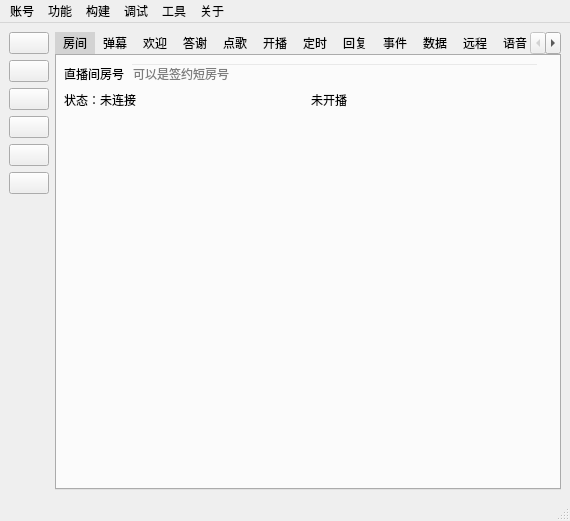
The window that mainwindow/mainwindow.ui (iwxyi/Bilibili-MagicalDanmaku) describes before a commit, drawn with Qt 5.
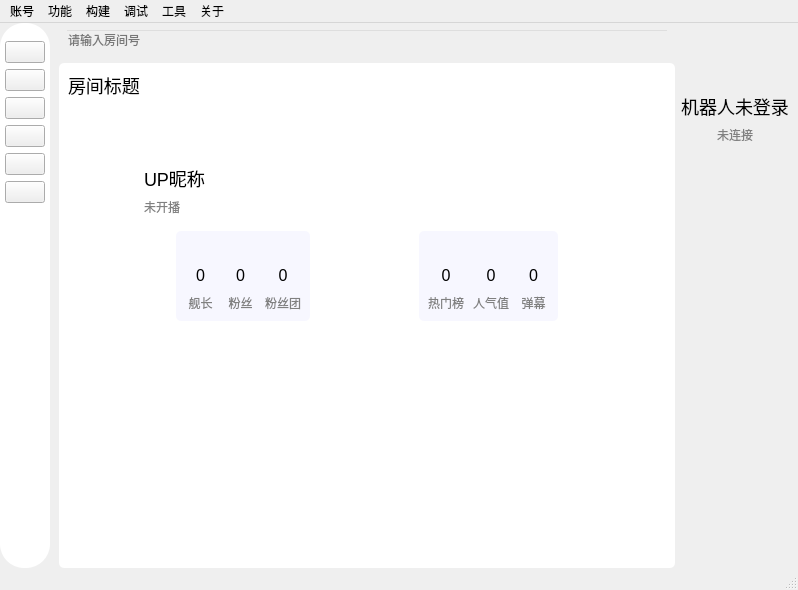
The same window after the commit. Icons and pictures are not drawn. Custom widgets are drawn as their Qt base class.

Commit message: 重构GUI界面1

What changed in the file:
```diff
--- a/mainwindow/mainwindow.ui
+++ b/mainwindow/mainwindow.ui
@@ -6,8 +6,8 @@
    <rect>
     <x>0</x>
     <y>0</y>
-    <width>570</width>
-    <height>521</height>
+    <width>798</width>
+    <height>590</height>
    </rect>
   </property>
   <property name="windowTitle">
@@ -17,15 +17,56 @@
    <iconset resource="../resources/resource.qrc">
     <normaloff>:/icons/star</normaloff>:/icons/star</iconset>
   </property>
+  <property name="styleSheet">
+   <string notr="true"/>
+  </property>
   <widget class="QWidget" name="centralwidget">
+   <property name="styleSheet">
+    <string notr="true">#centralWidget
+{
+	background: #f7f7ff;
+}</string>
+   </property>
    <layout class="QHBoxLayout" name="horizontalLayout_10">
+    <property name="spacing">
+     <number>0</number>
+    </property>
+    <property name="leftMargin">
+     <number>0</number>
+    </property>
+    <property name="topMargin">
+     <number>0</number>
+    </property>
+    <property name="rightMargin">
+     <number>0</number>
+    </property>
+    <property name="bottomMargin">
+     <number>0</number>
+    </property>
     <item>
-     <layout class="QVBoxLayout" name="verticalLayout">
+     <widget class="QWidget" name="sideBarWidget" native="true">
+      <property name="styleSheet">
+       <string notr="true">#sideBarWidget
+{
+	background: white;
+	border-radius: 24px;
+}</string>
+      </property>
+      <layout class="QVBoxLayout" name="verticalLayout_28">
       <property name="spacing">
        <number>6</number>
       </property>
       <property name="leftMargin">
-       <number>0</number>
+        <number>5</number>
+       </property>
+       <property name="topMargin">
+        <number>18</number>
+       </property>
+       <property name="rightMargin">
+        <number>5</number>
+       </property>
+       <property name="bottomMargin">
+        <number>18</number>
       </property>
       <item>
        <widget class="InteractiveButtonBase" name="roomPageButton">
@@ -101,6 +142,671 @@
         <property name="sizeHint" stdset="0">
          <size>
           <width>20</width>
+           <height>330</height>
+          </size>
+         </property>
+        </spacer>
+       </item>
+      </layout>
+     </widget>
+    </item>
+    <item>
+     <widget class="QStackedWidget" name="stackedWidget">
+      <property name="currentIndex">
+       <number>0</number>
+      </property>
+      <widget class="QWidget" name="roomPage">
+       <layout class="QHBoxLayout" name="horizontalLayout_65">
+        <property name="leftMargin">
+         <number>9</number>
+        </property>
+        <property name="topMargin">
+         <number>0</number>
+        </property>
+        <property name="rightMargin">
+         <number>9</number>
+        </property>
+        <property name="bottomMargin">
+         <number>0</number>
+        </property>
+        <item>
+         <layout class="QVBoxLayout" name="verticalLayout">
+          <property name="leftMargin">
+           <number>0</number>
+          </property>
+          <item>
+           <layout class="QHBoxLayout" name="horizontalLayout_59">
+            <property name="leftMargin">
+             <number>6</number>
+            </property>
+            <property name="topMargin">
+             <number>6</number>
+            </property>
+            <property name="rightMargin">
+             <number>6</number>
+            </property>
+            <property name="bottomMargin">
+             <number>6</number>
+            </property>
+            <item>
+             <widget class="QLineEdit" name="roomIdEdit">
+              <property name="styleSheet">
+               <string notr="true">QLineEdit
+{
+	background: transparent;
+}</string>
+              </property>
+              <property name="text">
+               <string/>
+              </property>
+              <property name="placeholderText">
+               <string>请输入房间号</string>
+              </property>
+             </widget>
+            </item>
+           </layout>
+          </item>
+          <item>
+           <widget class="QWidget" name="roomInfoMainWidget" native="true">
+            <property name="minimumSize">
+             <size>
+              <width>128</width>
+              <height>128</height>
+             </size>
+            </property>
+            <property name="styleSheet">
+             <string notr="true">#roomInfoMainWidget
+{
+	background: white;
+	border-radius: 5px;
+}</string>
+            </property>
+            <layout class="QVBoxLayout" name="verticalLayout_29">
+             <item>
+              <widget class="QLabel" name="roomNameLabel">
+               <property name="styleSheet">
+                <string notr="true">font-size: 18px;</string>
+               </property>
+               <property name="text">
+                <string>房间标题</string>
+               </property>
+              </widget>
+             </item>
+             <item>
+              <widget class="QLabel" name="roomCoverLabel">
+               <property name="minimumSize">
+                <size>
+                 <width>128</width>
+                 <height>24</height>
+                </size>
+               </property>
+               <property name="styleSheet">
+                <string notr="true"/>
+               </property>
+               <property name="text">
+                <string/>
+               </property>
+               <property name="scaledContents">
+                <bool>false</bool>
+               </property>
+              </widget>
+             </item>
+             <item>
+              <widget class="QLabel" name="roomCoverSpacingLabel">
+               <property name="minimumSize">
+                <size>
+                 <width>128</width>
+                 <height>24</height>
+                </size>
+               </property>
+               <property name="styleSheet">
+                <string notr="true"/>
+               </property>
+               <property name="text">
+                <string/>
+               </property>
+               <property name="scaledContents">
+                <bool>false</bool>
+               </property>
+              </widget>
+             </item>
+             <item>
+              <layout class="QHBoxLayout" name="upNameHLayout">
+               <item>
+                <widget class="QLabel" name="upHeaderLabel">
+                 <property name="minimumSize">
+                  <size>
+                   <width>32</width>
+                   <height>32</height>
+                  </size>
+                 </property>
+                 <property name="styleSheet">
+                  <string notr="true"/>
+                 </property>
+                 <property name="text">
+                  <string/>
+                 </property>
+                 <property name="scaledContents">
+                  <bool>true</bool>
+                 </property>
+                 <property name="alignment">
+                  <set>Qt::AlignCenter</set>
+                 </property>
+                </widget>
+               </item>
+               <item>
+                <widget class="QLabel" name="upHeaderSpacingLabel">
+                 <property name="minimumSize">
+                  <size>
+                   <width>32</width>
+                   <height>32</height>
+                  </size>
+                 </property>
+                 <property name="styleSheet">
+                  <string notr="true"/>
+                 </property>
+                 <property name="text">
+                  <string/>
+                 </property>
+                 <property name="scaledContents">
+                  <bool>true</bool>
+                 </property>
+                 <property name="alignment">
+                  <set>Qt::AlignCenter</set>
+                 </property>
+                </widget>
+               </item>
+               <item>
+                <layout class="QVBoxLayout" name="verticalLayout_17">
+                 <item>
+                  <widget class="QLabel" name="upNameLabel">
+                   <property name="styleSheet">
+                    <string notr="true">font-size: 18px;</string>
+                   </property>
+                   <property name="text">
+                    <string>UP昵称</string>
+                   </property>
+                   <property name="alignment">
+                    <set>Qt::AlignLeading|Qt::AlignLeft|Qt::AlignVCenter</set>
+                   </property>
+                  </widget>
+                 </item>
+                 <item>
+                  <widget class="QLabel" name="popularityLabel">
+                   <property name="styleSheet">
+                    <string notr="true">color: gray;</string>
+                   </property>
+                   <property name="text">
+                    <string>未开播</string>
+                   </property>
+                  </widget>
+                 </item>
+                </layout>
+               </item>
+               <item>
+                <spacer name="horizontalSpacer_33">
+                 <property name="orientation">
+                  <enum>Qt::Horizontal</enum>
+                 </property>
+                 <property name="sizeHint" stdset="0">
+                  <size>
+                   <width>40</width>
+                   <height>20</height>
+                  </size>
+                 </property>
+                </spacer>
+               </item>
+              </layout>
+             </item>
+             <item>
+              <layout class="QHBoxLayout" name="horizontalLayout_64">
+               <property name="spacing">
+                <number>9</number>
+               </property>
+               <property name="leftMargin">
+                <number>9</number>
+               </property>
+               <property name="topMargin">
+                <number>9</number>
+               </property>
+               <property name="rightMargin">
+                <number>9</number>
+               </property>
+               <property name="bottomMargin">
+                <number>9</number>
+               </property>
+               <item>
+                <spacer name="horizontalSpacer_37">
+                 <property name="orientation">
+                  <enum>Qt::Horizontal</enum>
+                 </property>
+                 <property name="sizeHint" stdset="0">
+                  <size>
+                   <width>2</width>
+                   <height>20</height>
+                  </size>
+                 </property>
+                </spacer>
+               </item>
+               <item>
+                <widget class="QWidget" name="guardCountWidget" native="true">
+                 <property name="styleSheet">
+                  <string notr="true">#guardCountWidget
+{
+	background: #f7f7ff;
+	border: none;
+	border-radius: 5px;
+}</string>
+                 </property>
+                 <layout class="QVBoxLayout" name="verticalLayout_22">
+                  <item>
+                   <layout class="QHBoxLayout" name="horizontalLayout_61">
+                    <item>
+                     <widget class="QLabel" name="label">
+                      <property name="minimumSize">
+                       <size>
+                        <width>16</width>
+                        <height>16</height>
+                       </size>
+                      </property>
+                      <property name="maximumSize">
+                       <size>
+                        <width>24</width>
+                        <height>24</height>
+                       </size>
+                      </property>
+                      <property name="styleSheet">
+                       <string notr="true">border-image:url(:/icons/sailor);
+background-position:center;
+background-repeat:none;</string>
+                      </property>
+                      <property name="text">
+                       <string/>
+                      </property>
+                      <property name="scaledContents">
+                       <bool>false</bool>
+                      </property>
+                     </widget>
+                    </item>
+                    <item>
+                     <spacer name="horizontalSpacer_32">
+                      <property name="orientation">
+                       <enum>Qt::Horizontal</enum>
+                      </property>
+                      <property name="sizeHint" stdset="0">
+                       <size>
+                        <width>40</width>
+                        <height>20</height>
+                       </size>
+                      </property>
+                     </spacer>
+                    </item>
+                   </layout>
+                  </item>
+                  <item>
+                   <layout class="QHBoxLayout" name="horizontalLayout_57">
+                    <property name="spacing">
+                     <number>9</number>
+                    </property>
+                    <item>
+                     <layout class="QVBoxLayout" name="verticalLayout_18">
+                      <item>
+                       <widget class="QLabel" name="guardCountLabel">
+                        <property name="styleSheet">
+                         <string notr="true">font-size: 16px;</string>
+                        </property>
+                        <property name="text">
+                         <string>0</string>
+                        </property>
+                        <property name="alignment">
+                         <set>Qt::AlignCenter</set>
+                        </property>
+                       </widget>
+                      </item>
+                      <item>
+                       <widget class="QLabel" name="guardCountTextLabel">
+                        <property name="styleSheet">
+                         <string notr="true">color: gray;</string>
+                        </property>
+                        <property name="text">
+                         <string> 舰长 </string>
+                        </property>
+                        <property name="alignment">
+                         <set>Qt::AlignCenter</set>
+                        </property>
+                       </widget>
+                      </item>
+                     </layout>
+                    </item>
+                    <item>
+                     <layout class="QVBoxLayout" name="verticalLayout_19">
+                      <item>
+                       <widget class="QLabel" name="fansCountLabel">
+                        <property name="styleSheet">
+                         <string notr="true">font-size: 16px;</string>
+                        </property>
+                        <property name="text">
+                         <string>0</string>
+                        </property>
+                        <property name="alignment">
+                         <set>Qt::AlignCenter</set>
+                        </property>
+                       </widget>
+                      </item>
+                      <item>
+                       <widget class="QLabel" name="fansCountTextLabel">
+                        <property name="styleSheet">
+                         <string notr="true">color: gray;</string>
+                        </property>
+                        <property name="text">
+                         <string> 粉丝 </string>
+                        </property>
+                        <property name="alignment">
+                         <set>Qt::AlignCenter</set>
+                        </property>
+                       </widget>
+                      </item>
+                     </layout>
+                    </item>
+                    <item>
+                     <layout class="QVBoxLayout" name="verticalLayout_23">
+                      <item>
+                       <widget class="QLabel" name="fansClubCountLabel">
+                        <property name="styleSheet">
+                         <string notr="true">font-size: 16px;</string>
+                        </property>
+                        <property name="text">
+                         <string>0</string>
+                        </property>
+                        <property name="alignment">
+                         <set>Qt::AlignCenter</set>
+                        </property>
+                       </widget>
+                      </item>
+                      <item>
+                       <widget class="QLabel" name="fansClubCountTextLabel">
+                        <property name="styleSheet">
+                         <string notr="true">color: gray;</string>
+                        </property>
+                        <property name="text">
+                         <string>粉丝团</string>
+                        </property>
+                        <property name="alignment">
+                         <set>Qt::AlignCenter</set>
+                        </property>
+                       </widget>
+                      </item>
+                     </layout>
+                    </item>
+                   </layout>
+                  </item>
+                 </layout>
+                </widget>
+               </item>
+               <item>
+                <spacer name="horizontalSpacer_36">
+                 <property name="orientation">
+                  <enum>Qt::Horizontal</enum>
+                 </property>
+                 <property name="sizeHint" stdset="0">
+                  <size>
+                   <width>2</width>
+                   <height>20</height>
+                  </size>
+                 </property>
+                </spacer>
+               </item>
+               <item>
+                <widget class="QWidget" name="hotCountWidget" native="true">
+                 <property name="styleSheet">
+                  <string notr="true">#hotCountWidget
+{
+	background: #f7f7ff;
+	border: none;
+	border-radius: 5px;
+}</string>
+                 </property>
+                 <layout class="QVBoxLayout" name="verticalLayout_24">
+                  <item>
+                   <layout class="QHBoxLayout" name="horizontalLayout_62">
+                    <item>
+                     <widget class="QLabel" name="label_3">
+                      <property name="minimumSize">
+                       <size>
+                        <width>16</width>
+                        <height>16</height>
+                       </size>
+                      </property>
+                      <property name="maximumSize">
+                       <size>
+                        <width>24</width>
+                        <height>24</height>
+                       </size>
+                      </property>
+                      <property name="styleSheet">
+                       <string notr="true">border-image:url(:/icons/hot);
+background-position:center;
+background-repeat:none;</string>
+                      </property>
+                      <property name="text">
+                       <string/>
+                      </property>
+                      <property name="scaledContents">
+                       <bool>false</bool>
+                      </property>
+                     </widget>
+                    </item>
+                    <item>
+                     <spacer name="horizontalSpacer_34">
+                      <property name="orientation">
+                       <enum>Qt::Horizontal</enum>
+                      </property>
+                      <property name="sizeHint" stdset="0">
+                       <size>
+                        <width>40</width>
+                        <height>20</height>
+                       </size>
+                      </property>
+                     </spacer>
+                    </item>
+                   </layout>
+                  </item>
+                  <item>
+                   <layout class="QHBoxLayout" name="horizontalLayout_63">
+                    <property name="spacing">
+                     <number>9</number>
+                    </property>
+                    <item>
+                     <layout class="QVBoxLayout" name="verticalLayout_25">
+                      <item>
+                       <widget class="QLabel" name="roomRankLabel">
+                        <property name="styleSheet">
+                         <string notr="true">font-size: 16px;</string>
+                        </property>
+                        <property name="text">
+                         <string>0</string>
+                        </property>
+                        <property name="alignment">
+                         <set>Qt::AlignCenter</set>
+                        </property>
+                       </widget>
+                      </item>
+                      <item>
+                       <widget class="QLabel" name="guardCountTextLabel_2">
+                        <property name="styleSheet">
+                         <string notr="true">color: gray;</string>
+                        </property>
+                        <property name="text">
+                         <string>热门榜</string>
+                        </property>
+                        <property name="alignment">
+                         <set>Qt::AlignCenter</set>
+                        </property>
+                       </widget>
+                      </item>
+                     </layout>
+                    </item>
+                    <item>
+                     <layout class="QVBoxLayout" name="verticalLayout_26">
+                      <item>
+                       <widget class="QLabel" name="fansCountLabel_2">
+                        <property name="styleSheet">
+                         <string notr="true">font-size: 16px;</string>
+                        </property>
+                        <property name="text">
+                         <string>0</string>
+                        </property>
+                        <property name="alignment">
+                         <set>Qt::AlignCenter</set>
+                        </property>
+                       </widget>
+                      </item>
+                      <item>
+                       <widget class="QLabel" name="fansCountTextLabel_2">
+                        <property name="styleSheet">
+                         <string notr="true">color: gray;</string>
+                        </property>
+                        <property name="text">
+                         <string>人气值</string>
+                        </property>
+                        <property name="alignment">
+                         <set>Qt::AlignCenter</set>
+                        </property>
+                       </widget>
+                      </item>
+                     </layout>
+                    </item>
+                    <item>
+                     <layout class="QVBoxLayout" name="verticalLayout_27">
+                      <item>
+                       <widget class="QLabel" name="fansClubCountLabel_2">
+                        <property name="styleSheet">
+                         <string notr="true">font-size: 16px;</string>
+                        </property>
+                        <property name="text">
+                         <string>0</string>
+                        </property>
+                        <property name="alignment">
+                         <set>Qt::AlignCenter</set>
+                        </property>
+                       </widget>
+                      </item>
+                      <item>
+                       <widget class="QLabel" name="fansClubCountTextLabel_2">
+                        <property name="styleSheet">
+                         <string notr="true">color: gray;</string>
+                        </property>
+                        <property name="text">
+                         <string> 弹幕 </string>
+                        </property>
+                        <property name="alignment">
+                         <set>Qt::AlignCenter</set>
+                        </property>
+                       </widget>
+                      </item>
+                     </layout>
+                    </item>
+                   </layout>
+                  </item>
+                 </layout>
+                </widget>
+               </item>
+               <item>
+                <spacer name="horizontalSpacer_35">
+                 <property name="orientation">
+                  <enum>Qt::Horizontal</enum>
+                 </property>
+                 <property name="sizeHint" stdset="0">
+                  <size>
+                   <width>2</width>
+                   <height>20</height>
+                  </size>
+                 </property>
+                </spacer>
+               </item>
+              </layout>
+             </item>
+             <item>
+              <spacer name="verticalSpacer_12">
+               <property name="orientation">
+                <enum>Qt::Vertical</enum>
+               </property>
+               <property name="sizeHint" stdset="0">
+                <size>
+                 <width>20</width>
+                 <height>246</height>
+                </size>
+               </property>
+              </spacer>
+             </item>
+            </layout>
+           </widget>
+          </item>
+         </layout>
+        </item>
+        <item>
+         <layout class="QVBoxLayout" name="verticalLayout_21">
+          <item>
+           <widget class="QLabel" name="robotHeaderLabel">
+            <property name="minimumSize">
+             <size>
+              <width>64</width>
+              <height>64</height>
+             </size>
+            </property>
+            <property name="styleSheet">
+             <string notr="true">background-image:url(:/icons/header1);
+background-position:center;
+background-repeat:none;</string>
+            </property>
+            <property name="text">
+             <string/>
+            </property>
+            <property name="scaledContents">
+             <bool>true</bool>
+            </property>
+            <property name="alignment">
+             <set>Qt::AlignCenter</set>
+            </property>
+           </widget>
+          </item>
+          <item>
+           <widget class="QLabel" name="robotNameLabel">
+            <property name="toolTip">
+             <string/>
+            </property>
+            <property name="styleSheet">
+             <string notr="true">font-size: 18px;</string>
+            </property>
+            <property name="text">
+             <string>机器人未登录</string>
+            </property>
+            <property name="alignment">
+             <set>Qt::AlignCenter</set>
+            </property>
+           </widget>
+          </item>
+          <item>
+           <widget class="QLabel" name="connectStateLabel">
+            <property name="styleSheet">
+             <string notr="true">color: gray;</string>
+            </property>
+            <property name="text">
+             <string>未连接</string>
+            </property>
+            <property name="alignment">
+             <set>Qt::AlignCenter</set>
+            </property>
+           </widget>
+          </item>
+          <item>
+           <spacer name="verticalSpacer_11">
+            <property name="orientation">
+             <enum>Qt::Vertical</enum>
+            </property>
+            <property name="sizeHint" stdset="0">
+             <size>
+              <width>20</width>
           <height>40</height>
          </size>
         </property>
@@ -108,6 +814,27 @@
       </item>
      </layout>
     </item>
+       </layout>
+      </widget>
+      <widget class="QWidget" name="danmakuPage"/>
+      <widget class="QWidget" name="thankPage"/>
+      <widget class="QWidget" name="musicPage"/>
+      <widget class="QWidget" name="extensionPage"/>
+      <widget class="QWidget" name="preferencePage"/>
+      <widget class="QWidget" name="tempPage">
+       <layout class="QVBoxLayout" name="verticalLayout_16">
+        <property name="leftMargin">
+         <number>0</number>
+        </property>
+        <property name="topMargin">
+         <number>0</number>
+        </property>
+        <property name="rightMargin">
+         <number>0</number>
+        </property>
+        <property name="bottomMargin">
+         <number>0</number>
+        </property>
     <item>
      <widget class="MyTabWidget" name="tabWidget">
       <property name="styleSheet">
@@ -154,58 +881,13 @@
          <number>0</number>
         </property>
         <item>
-         <layout class="QHBoxLayout" name="horizontalLayout">
-          <item>
-           <widget class="QLabel" name="label">
-            <property name="text">
-             <string>直播间房号</string>
-            </property>
-           </widget>
+             <layout class="QHBoxLayout" name="horizontalLayout"/>
           </item>
           <item>
-           <widget class="QLineEdit" name="roomIdEdit">
-            <property name="styleSheet">
-             <string notr="true">QLineEdit
-{
-	background: transparent;
-}</string>
-            </property>
-            <property name="text">
-             <string/>
-            </property>
-            <property name="placeholderText">
-             <string>可以是签约短房号</string>
-            </property>
-           </widget>
-          </item>
-          <item>
-           <widget class="QLabel" name="robotNameLabel">
-            <property name="text">
-             <string/>
-            </property>
-           </widget>
-          </item>
-         </layout>
-        </item>
-        <item>
-         <layout class="QHBoxLayout" name="horizontalLayout_12" stretch="1,1">
+             <layout class="QHBoxLayout" name="horizontalLayout_12" stretch="">
           <property name="topMargin">
            <number>0</number>
           </property>
-          <item>
-           <widget class="QLabel" name="connectStateLabel">
-            <property name="text">
-             <string>状态：未连接</string>
-            </property>
-           </widget>
-          </item>
-          <item>
-           <widget class="QLabel" name="popularityLabel">
-            <property name="text">
-             <string>未开播</string>
-            </property>
-           </widget>
-          </item>
          </layout>
         </item>
         <item>
@@ -213,13 +895,6 @@
           <property name="topMargin">
            <number>0</number>
           </property>
-          <item>
-           <widget class="QLabel" name="roomNameLabel">
-            <property name="text">
-             <string/>
-            </property>
-           </widget>
-          </item>
           <item>
            <spacer name="horizontalSpacer_9">
             <property name="orientation">
@@ -233,25 +908,8 @@
             </property>
            </spacer>
           </item>
-          <item>
-           <widget class="QLabel" name="roomRankLabel">
-            <property name="text">
-             <string/>
-            </property>
-           </widget>
-          </item>
-         </layout>
-        </item>
-        <item>
-         <widget class="QLabel" name="roomCoverLabel">
-          <property name="text">
-           <string/>
-          </property>
-          <property name="scaledContents">
-           <bool>false</bool>
-          </property>
-         </widget>
-        </item>
+             </layout>
+            </item>
         <item>
          <spacer name="verticalSpacer">
           <property name="orientation">
@@ -3481,12 +4139,16 @@
     </item>
    </layout>
   </widget>
+     </widget>
+    </item>
+   </layout>
+  </widget>
   <widget class="QMenuBar" name="menubar">
    <property name="geometry">
     <rect>
      <x>0</x>
      <y>0</y>
-     <width>570</width>
+     <width>798</width>
      <height>21</height>
     </rect>
    </property>
```
Lines whose indentation alone changed are shown as unchanged. The commit also changes 7 other files.
